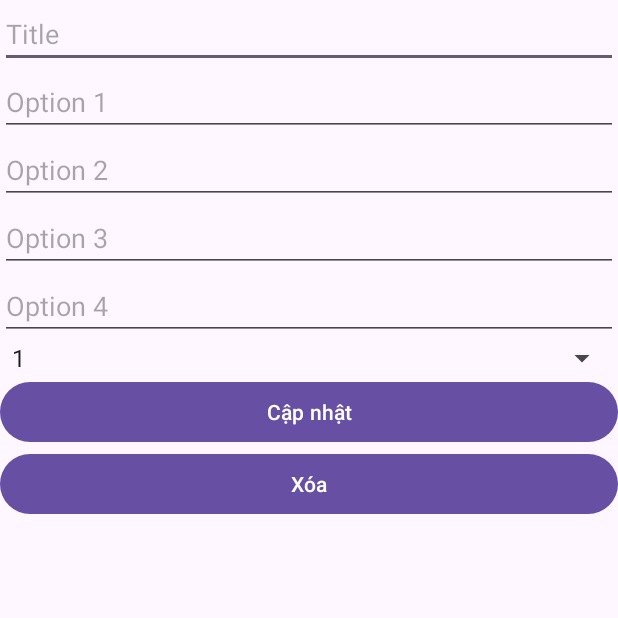
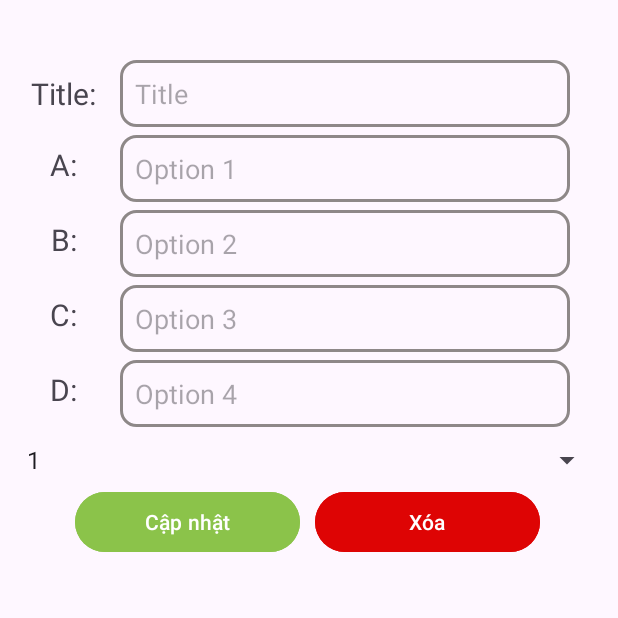
Before and after one commit to anhdatx4ql/btl_ptud_android, an Android app: the QuestionDetailActivity screen opened directly, with no data from a screen before it, on a phone screen of 412 x 824 dp, the top half of it. Run offline under Robolectric (Android 15) with nearby library versions, the phone set to English and light mode, and no system bars; our stand-ins replace Firebase (no records; nobody signed in at launch, a user with empty details on screens opened directly).

Commit message:
update UI

```diff
--- a/app/src/main/res/layout/activity_question_detail.xml
+++ b/app/src/main/res/layout/activity_question_detail.xml
@@ -3,64 +3,145 @@
     xmlns:app="http://schemas.android.com/apk/res-auto"
     xmlns:tools="http://schemas.android.com/tools"
     android:id="@+id/main"
+    android:layout_margin="10dp"
     android:layout_width="match_parent"
     android:layout_height="match_parent"
     android:orientation="vertical"
     tools:context=".activities.QuestionDetailActivity">
 
+    <LinearLayout
+        android:layout_marginTop="30dp"
+        android:orientation="horizontal"
+        android:layout_width="match_parent"
+        android:layout_height="wrap_content">
+        <TextView
+            android:gravity="center"
+            android:text="Title: "
+            android:textSize="20dp"
+            android:layout_width="70dp"
+            android:layout_height="match_parent"/>
         <EditText
+            android:padding="10dp"
+            android:background="@drawable/custom_edt"
             android:id="@+id/edtTitle"
-        android:layout_width="match_parent"
+            android:layout_width="300dp"
             android:layout_height="wrap_content"
             android:hint="Title"
             tools:ignore="MissingConstraints" />
-
+    </LinearLayout>
+    <LinearLayout
+        android:orientation="horizontal"
+        android:layout_width="match_parent"
+        android:layout_height="wrap_content">
+        <TextView
+            android:gravity="center"
+            android:text="A: "
+            android:textSize="20dp"
+            android:layout_width="70dp"
+            android:layout_height="match_parent"/>
         <EditText
+            android:layout_marginTop="5dp"
+            android:padding="10dp"
+            android:background="@drawable/custom_edt"
             android:id="@+id/edtOption1"
-        android:layout_width="match_parent"
+            android:layout_width="300dp"
             android:layout_height="wrap_content"
             android:hint="Option 1"
             tools:ignore="MissingConstraints" />
-
+    </LinearLayout>
+    <LinearLayout
+        android:orientation="horizontal"
+        android:layout_width="match_parent"
+        android:layout_height="wrap_content">
+        <TextView
+            android:gravity="center"
+            android:text="B: "
+            android:textSize="20dp"
+            android:layout_width="70dp"
+            android:layout_height="match_parent"/>
         <EditText
+            android:layout_marginTop="5dp"
+            android:padding="10dp"
+            android:background="@drawable/custom_edt"
             android:id="@+id/edtOption2"
-        android:layout_width="match_parent"
+            android:layout_width="300dp"
             android:layout_height="wrap_content"
             android:hint="Option 2"
             tools:ignore="MissingConstraints" />
-
+    </LinearLayout>
+    <LinearLayout
+        android:orientation="horizontal"
+        android:layout_width="match_parent"
+        android:layout_height="wrap_content">
+        <TextView
+            android:gravity="center"
+            android:text="C: "
+            android:textSize="20dp"
+            android:layout_width="70dp"
+            android:layout_height="match_parent"/>
         <EditText
+            android:layout_marginTop="5dp"
+            android:padding="10dp"
+            android:background="@drawable/custom_edt"
             android:id="@+id/edtOption3"
-        android:layout_width="match_parent"
+            android:layout_width="300dp"
             android:layout_height="wrap_content"
             android:hint="Option 3"
             tools:ignore="MissingConstraints" />
-
+    </LinearLayout>
+    <LinearLayout
+        android:orientation="horizontal"
+        android:layout_width="match_parent"
+        android:layout_height="wrap_content">
+        <TextView
+            android:gravity="center"
+            android:text="D: "
+            android:textSize="20dp"
+            android:layout_width="70dp"
+            android:layout_height="match_parent"/>
         <EditText
+            android:layout_marginTop="5dp"
+            android:padding="10dp"
+            android:background="@drawable/custom_edt"
             android:id="@+id/edtOption4"
-        android:layout_width="match_parent"
+            android:layout_width="300dp"
             android:layout_height="wrap_content"
             android:hint="Option 4"
             tools:ignore="MissingConstraints" />
+    </LinearLayout>
+
 
     <Spinner
+        android:layout_marginTop="10dp"
         android:id="@+id/spnCorrectAnswer"
         android:layout_width="match_parent"
         android:layout_height="wrap_content"
         android:entries="@array/correct_answers"
         tools:ignore="MissingConstraints" />
 
+    <LinearLayout
+        android:orientation="horizontal"
+        android:layout_width="match_parent"
+        android:layout_height="wrap_content">
         <Button
+            android:backgroundTint="#8BC34A"
+            android:layout_marginLeft="40dp"
+            android:layout_marginTop="5dp"
             android:id="@+id/btnUpdateQuestion"
-        android:layout_width="match_parent"
+            android:layout_width="150dp"
             android:layout_height="wrap_content"
             android:text="Cập nhật"
             tools:ignore="MissingConstraints" />
 
         <Button
+            android:backgroundTint="#DE0404"
+            android:layout_marginLeft="10dp"
+            android:layout_marginTop="5dp"
             android:id="@+id/btnDeleteQuestion"
-        android:layout_width="match_parent"
+            android:layout_width="150dp"
             android:layout_height="wrap_content"
             android:text="Xóa" />
 
     </LinearLayout>
+
+</LinearLayout>
```
Also changed, not shown: 10 other files. Lines whose indentation alone changed are shown as unchanged.
